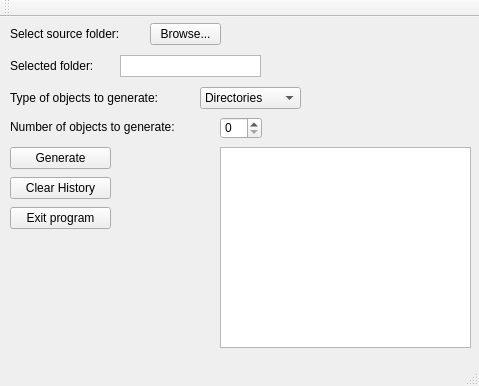
Old version of the form mainwindow.ui in the repository xen20/Randomizer.
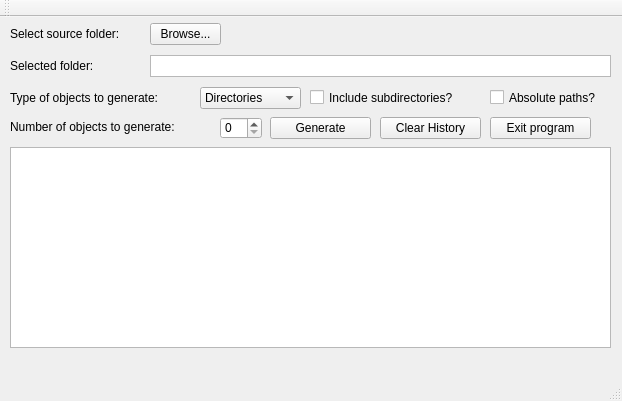
New version of the form.

Commit message: -Added checkboxes for recursivity and absolute paths, implemented recursive functinality

What changed in the file:
```diff
--- a/mainwindow.ui
+++ b/mainwindow.ui
@@ -6,8 +6,8 @@
    <rect>
     <x>0</x>
     <y>0</y>
-    <width>479</width>
-    <height>386</height>
+    <width>622</width>
+    <height>401</height>
    </rect>
   </property>
   <property name="windowTitle">
@@ -17,8 +17,8 @@
    <widget class="QPushButton" name="foldergenButton">
     <property name="geometry">
      <rect>
-      <x>10</x>
-      <y>130</y>
+      <x>270</x>
+      <y>100</y>
       <width>101</width>
       <height>22</height>
      </rect>
@@ -30,8 +30,8 @@
    <widget class="QPushButton" name="exitButton">
     <property name="geometry">
      <rect>
-      <x>10</x>
-      <y>190</y>
+      <x>490</x>
+      <y>100</y>
       <width>101</width>
       <height>22</height>
      </rect>
@@ -79,9 +79,9 @@
    <widget class="QTextBrowser" name="selectedObjects">
     <property name="geometry">
      <rect>
-      <x>220</x>
+      <x>10</x>
       <y>130</y>
-      <width>251</width>
+      <width>601</width>
       <height>201</height>
      </rect>
     </property>
@@ -105,8 +105,8 @@
    <widget class="QPushButton" name="clearFolderHistory">
     <property name="geometry">
      <rect>
-      <x>10</x>
-      <y>160</y>
+      <x>380</x>
+      <y>100</y>
       <width>101</width>
       <height>22</height>
      </rect>
@@ -134,9 +134,9 @@
     </property>
     <property name="geometry">
      <rect>
-      <x>120</x>
+      <x>150</x>
       <y>38</y>
-      <width>141</width>
+      <width>461</width>
       <height>22</height>
      </rect>
     </property>
@@ -191,6 +191,32 @@
      </property>
     </item>
    </widget>
+   <widget class="QCheckBox" name="subdirectoriesCheckBox">
+    <property name="geometry">
+     <rect>
+      <x>310</x>
+      <y>70</y>
+      <width>171</width>
+      <height>21</height>
+     </rect>
+    </property>
+    <property name="text">
+     <string>Include subdirectories?</string>
+    </property>
+   </widget>
+   <widget class="QCheckBox" name="absolutePathsCheckBox">
+    <property name="geometry">
+     <rect>
+      <x>490</x>
+      <y>70</y>
+      <width>131</width>
+      <height>21</height>
+     </rect>
+    </property>
+    <property name="text">
+     <string>Absolute paths?</string>
+    </property>
+   </widget>
   </widget>
   <widget class="QToolBar" name="mainToolBar">
    <attribute name="toolBarArea">
```
Left out of the diff: 2 changed lines with no effect on the pictures. The commit also changes 6 other files.
